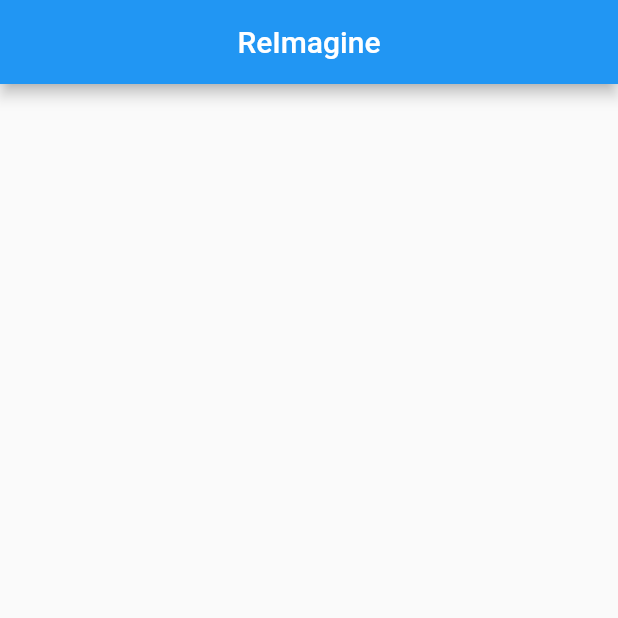
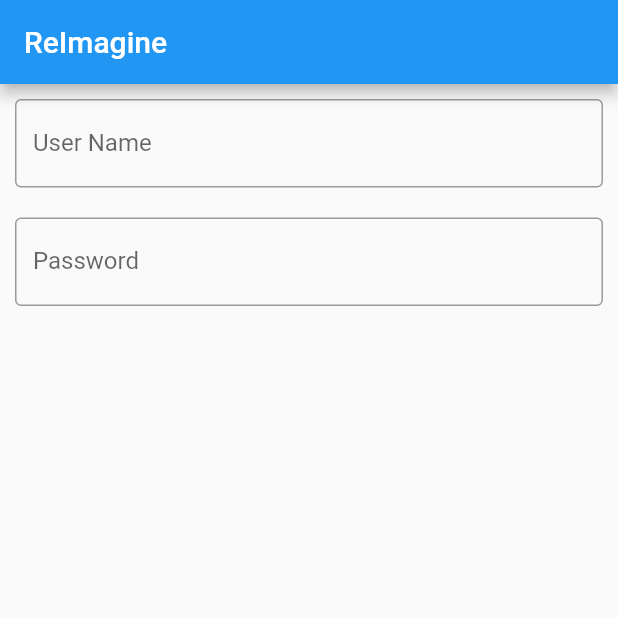
Before and after one commit to hardik-kapadia/ReImagine-App, a Flutter app: the screen it shows after launch, on a phone screen of 412 x 824 dp, the top half of it. Run offline on Flutter 3.47's test engine with Material 2 defaults, Android fonts, the phone set to English and light mode, and no system bars.

Commit message:
started work on the login page

```diff
--- /dev/null
+++ b/re_imagine/lib/loginPage.dart
@@ -0,0 +1,43 @@
+import 'package:flutter/material.dart';
+
+class LoginPage extends StatelessWidget {
+  const LoginPage({Key? key}) : super(key: key);
+
+  @override
+  Widget build(BuildContext context) {
+    return Scaffold(
+      appBar: AppBar(
+        title: Text('ReImagine'),
+      ),
+      body: Column(
+        children: [
+          Padding(
+            padding: EdgeInsets.all(10),
+            child: TextField(
+              decoration: InputDecoration(
+                  border: OutlineInputBorder(),
+                  labelText: 'User Name',
+                  hintText: 'Enter valid mail id as abc@gmail.com'),
+            ),
+          ),
+          Padding(
+            padding: EdgeInsets.all(10),
+            child: TextField(
+              obscureText: true,
+              decoration: InputDecoration(
+                  border: OutlineInputBorder(),
+                  labelText: 'Password',
+                  hintText: 'Enter your secure password'),
+            ),
+          ),
+          GestureDetector(
+            onTap: () {
+              // TODO login function
+            },
+            child: Container(),
+          ),
+        ],
+      ),
+    );
+  }
+}
--- a/re_imagine/lib/main.dart
+++ b/re_imagine/lib/main.dart
@@ -1,20 +1,16 @@
 import 'package:flutter/material.dart';
+import 'loginPage.dart';
 
 void main() {
-  runApp(LoginPage());
+  runApp(MyApp());
 }
 
-class LoginPage extends StatelessWidget {
+class MyApp extends StatelessWidget {
   @override
   Widget build(BuildContext context) {
     return MaterialApp(
       title: "Reimagine",
-      home: Scaffold(
-        appBar: AppBar(
-          centerTitle: true,
-          title: Text("ReImagine"),
-        ),
-      ),
-    );
+      home: LoginPage(),
+      );
   }
 }
```
Also changed, not shown: 1 other file.
